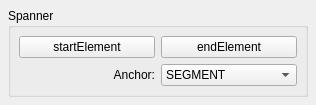
musescore/musescore-old, file mscore/mscore/spanner.ui: the form before one commit.
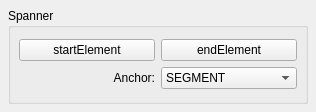
The form after the commit.

The edit to the form file:
```diff
--- a/mscore/mscore/spanner.ui
+++ b/mscore/mscore/spanner.ui
@@ -7,7 +7,7 @@
     <x>0</x>
     <y>0</y>
     <width>316</width>
-    <height>105</height>
+    <height>112</height>
    </rect>
   </property>
   <property name="windowTitle">
@@ -26,7 +26,7 @@
       <string notr="true" comment="do not translate">Spanner</string>
      </property>
      <property name="flat">
-      <bool>true</bool>
+      <bool>false</bool>
      </property>
      <layout class="QVBoxLayout">
       <property name="spacing">
```
